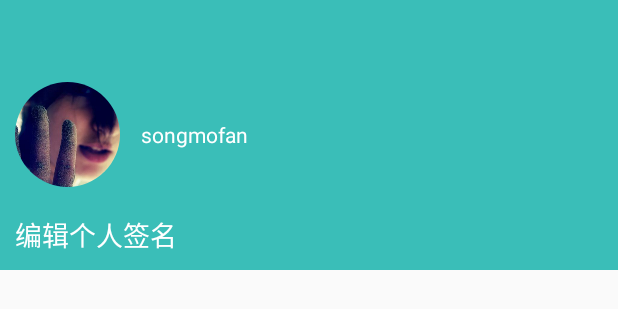
After one commit to QuarterFour/QuarterFourLibrary, an Android app: the layout nav_header.xml on its own in the app's theme, with its tools: preview values and no code run, on a phone screen of 412 x 824 dp. The commit adds this screen. Shown: the top 309 px of the screen. Run offline under Robolectric (Android 15) with nearby library versions, the phone set to English and light mode, and no system bars.

Commit message:
增加侧拉

```diff
--- a/app/build.gradle
+++ b/app/build.gradle
@@ -44,4 +44,6 @@ dependencies {
     //炫酷提示框
     compile 'com.nineoldandroids:library:2.4.0'
     compile 'com.github.sd6352051.niftydialogeffects:niftydialogeffects:1.0.0@aar'
+    compile 'com.android.support:design:24.2.1'
+    compile 'de.hdodenhof:circleimageview:2.1.0'
 }
--- /dev/null
+++ b/app/src/main/res/layout/nav_header.xml
@@ -0,0 +1,41 @@
+<?xml version="1.0" encoding="utf-8"?>
+<RelativeLayout xmlns:android="http://schemas.android.com/apk/res/android"
+    android:layout_width="match_parent"
+    android:layout_height="180dp"
+    android:background="#3ABEB8"
+    android:padding="10dp">
+
+    <de.hdodenhof.circleimageview.CircleImageView
+        android:id="@+id/icon_image"
+        android:layout_width="70dp"
+        android:layout_height="70dp"
+      android:layout_centerVertical="true"
+        android:src="@drawable/header" />
+
+    <TextView
+        android:id="@+id/describe"
+        android:layout_width="wrap_content"
+        android:layout_height="wrap_content"
+        android:layout_alignParentBottom="true"
+        android:text="编辑个人签名"
+        android:textColor="#FFF"
+        android:textSize="18sp" />
+
+    <TextView
+        android:id="@+id/name"
+        android:layout_width="wrap_content"
+        android:layout_height="wrap_content"
+        android:text="songmofan"
+        android:textColor="#FFF"
+        android:textSize="14sp"
+        android:layout_centerVertical="true"
+        android:layout_toRightOf="@+id/icon_image"
+        android:layout_toEndOf="@+id/icon_image"
+        android:layout_marginLeft="14dp"
+        android:layout_marginStart="14dp" />
+    <ImageView
+        android:layout_width="wrap_content"
+        android:layout_height="wrap_content"
+          android:id="@+id/head"
+        />
+</RelativeLayout>
--- a/app/src/main/res/layout/recommendfragment_layout.xml
+++ b/app/src/main/res/layout/recommendfragment_layout.xml
@@ -2,7 +2,6 @@
 <LinearLayout xmlns:android="http://schemas.android.com/apk/res/android"
     android:orientation="vertical" android:layout_width="match_parent"
     android:layout_height="match_parent"
-    android:background="#37D088"
     >
 
 </LinearLayout>
--- a/app/src/main/res/layout/videofragment_layout.xml
+++ b/app/src/main/res/layout/videofragment_layout.xml
@@ -2,7 +2,6 @@
 <LinearLayout xmlns:android="http://schemas.android.com/apk/res/android"
     android:orientation="vertical" android:layout_width="match_parent"
     android:layout_height="match_parent"
-    android:background="#37D011"
     >
 
 </LinearLayout>
--- a/app/src/main/res/values/styles.xml
+++ b/app/src/main/res/values/styles.xml
@@ -1,6 +1,6 @@
 <resources>
 <!-- Base application theme. -->
-<style name="AppTheme" parent="Theme.AppCompat.Light.DarkActionBar">
+<style name="AppTheme" parent="Theme.AppCompat.Light.NoActionBar">
     <!-- Customize your theme here. -->
     <item name="colorPrimary">@color/colorPrimary</item>
     <item name="colorPrimaryDark">@color/colorPrimaryDark</item>
```
Also changed, not shown: app/src/main/java/com/a/quarter/view/activity/MainActivity.java (+47 -2 lines), app/src/main/res/layout/activity_main.xml (+66 -37 lines), app/src/main/res/menu/anv_menu.xml (added, +25 -0 lines), app/src/main/res/menu/toolbar.xml (added, +13 -0 lines), app/src/main/res/drawable-hdpi/header.png (added).
